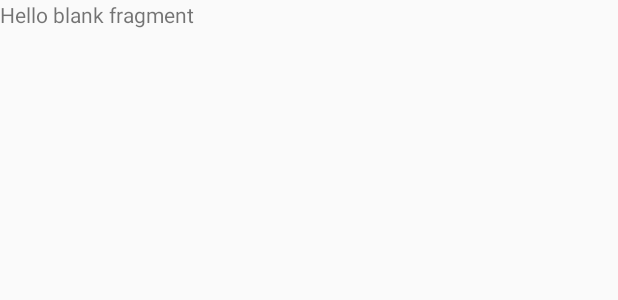
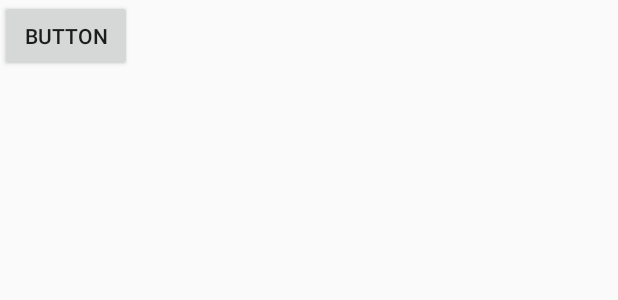
Before and after one commit to josefoons/ReacTown, an Android app: the layout fragment_listado.xml on its own in the app's theme, with its tools: preview values and no code run, on a phone screen of 412 x 824 dp. Shown: the top 300 px of the screen. Run offline under Robolectric (Android 15) with nearby library versions, the phone set to English and light mode, and no system bars.

Commit message:
No vuelta atras cuando se ha deslogueado.

```diff
--- a/app/src/main/res/layout/fragment_listado.xml
+++ b/app/src/main/res/layout/fragment_listado.xml
@@ -1,14 +1,15 @@
 <?xml version="1.0" encoding="utf-8"?>
-<FrameLayout xmlns:android="http://schemas.android.com/apk/res/android"
+<androidx.constraintlayout.widget.ConstraintLayout xmlns:android="http://schemas.android.com/apk/res/android"
     xmlns:tools="http://schemas.android.com/tools"
     android:layout_width="match_parent"
     android:layout_height="match_parent"
     tools:context=".Listado">
 
-    <!-- TODO: Update blank fragment layout -->
-    <TextView
-        android:layout_width="match_parent"
-        android:layout_height="match_parent"
-        android:text="@string/hello_blank_fragment" />
-
-</FrameLayout>
+    <Button
+        android:id="@+id/btnLogout"
+        android:layout_width="wrap_content"
+        android:layout_height="wrap_content"
+        android:text="Button"
+        tools:layout_editor_absoluteX="141dp"
+        tools:layout_editor_absoluteY="170dp" />
+</androidx.constraintlayout.widget.ConstraintLayout>
--- a/app/src/main/res/navigation/nav_graph.xml
+++ b/app/src/main/res/navigation/nav_graph.xml
@@ -30,5 +30,9 @@
         android:id="@+id/listado"
         android:name="es.josefons.reactown.Listado"
         android:label="fragment_listado"
-        tools:layout="@layout/fragment_listado" />
+        tools:layout="@layout/fragment_listado" >
+        <action
+            android:id="@+id/logout"
+            app:destination="@id/mainFragment" />
+    </fragment>
 </navigation>
```
Also changed, not shown: app/src/main/java/es/josefons/reactown/Listado.java (+37 -0 lines), app/src/main/java/es/josefons/reactown/RegisterFragment.java (+3 -9 lines), app/src/main/java/es/josefons/reactown/ui/main/MainFragment.java (+21 -1 lines).
